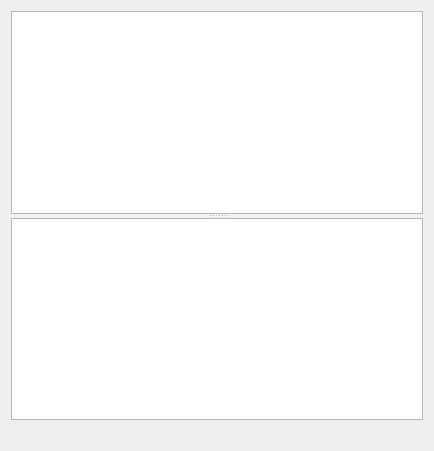
Above: src/SqlExecutionArea.ui from sqlitebrowser/sqlitebrowser before the change. Below: the same form after it.
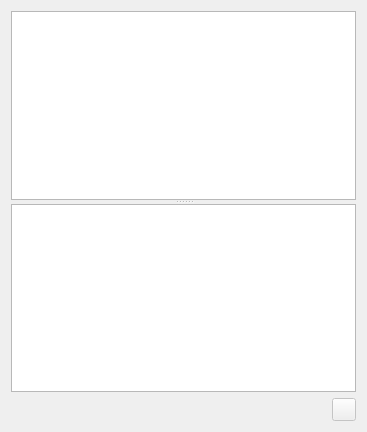
That is the form after the change. Icons and pictures are not drawn. Custom widgets are drawn as their Qt base class.

Commit message:
SqlExecutionArea: Support exporting result to CSV file
Add a button which allows the user to save the query results to a CSV
file.

Add some basic preparations for saving the result as a view.

What changed in the file:
```diff
--- a/src/SqlExecutionArea.ui
+++ b/src/SqlExecutionArea.ui
@@ -6,8 +6,8 @@
    <rect>
     <x>0</x>
     <y>0</y>
-    <width>434</width>
-    <height>451</height>
+    <width>367</width>
+    <height>432</height>
    </rect>
   </property>
   <property name="windowTitle">
@@ -35,11 +35,29 @@
     </widget>
    </item>
    <item>
-    <widget class="QLabel" name="labelErrors">
-     <property name="text">
-      <string/>
-     </property>
-    </widget>
+    <layout class="QHBoxLayout" name="horizontalLayout">
+     <item>
+      <widget class="QLabel" name="labelErrors">
+       <property name="text">
+        <string/>
+       </property>
+      </widget>
+     </item>
+     <item>
+      <widget class="QToolButton" name="buttonSave">
+       <property name="enabled">
+        <bool>false</bool>
+       </property>
+       <property name="icon">
+        <iconset resource="icons/icons.qrc">
+         <normaloff>:/icons/save_table</normaloff>:/icons/save_table</iconset>
+       </property>
+       <property name="popupMode">
+        <enum>QToolButton::InstantPopup</enum>
+       </property>
+      </widget>
+     </item>
+    </layout>
    </item>
   </layout>
  </widget>
```
Left out of the diff: 56 changed lines with no effect on the pictures. The commit also changes 9 other files.
